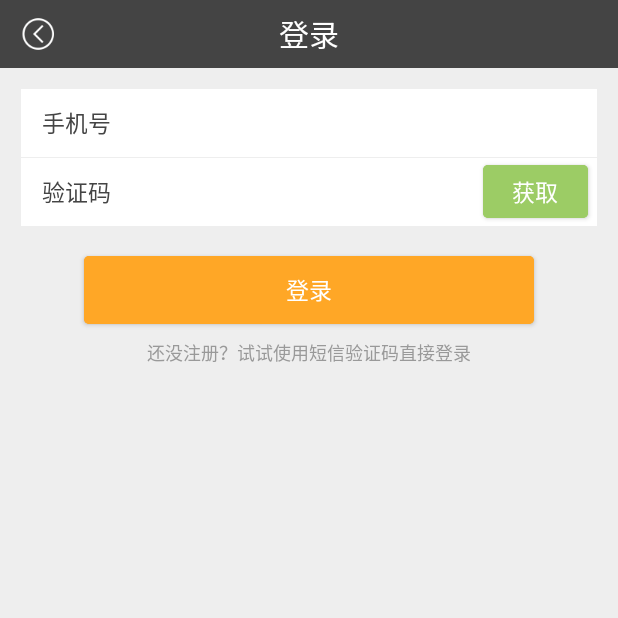
After one commit to nickkong/mytaxi, an Android app: the LoginActivity screen opened directly, with no data from a screen before it, on a phone screen of 412 x 824 dp, the top half of it. The commit adds this screen. Run offline under Robolectric (Android 15) with nearby library versions, the phone set to English and light mode, and no system bars; libraries missing offline, so code that uses them is left out: com.umeng.analytics; 1 statement that could not run was skipped.

Commit message:
增加登录页

```diff
--- a/app/src/main/AndroidManifest.xml
+++ b/app/src/main/AndroidManifest.xml
@@ -71,6 +71,8 @@
             android:screenOrientation="portrait"/>
         <activity android:name=".ui.activity.SettingActivity"
             android:screenOrientation="portrait"/>
+        <activity android:name=".ui.activity.LoginActivity"
+            android:screenOrientation="portrait"/>
 
         <!--友盟统计-->
         <meta-data android:value="577db8e467e58e8000002f53" android:name="UMENG_APPKEY"/>
--- a/app/src/main/java/com/zhtaxi/haodi/util/UpdateManager.java
+++ b/app/src/main/java/com/zhtaxi/haodi/util/UpdateManager.java
@@ -75,8 +75,6 @@ public class UpdateManager {
                     break;
             }
         }
-
-        ;
     };
 
     public UpdateManager(Context context) {
--- /dev/null
+++ b/app/src/main/res/drawable/border_radius.xml
@@ -0,0 +1,23 @@
+<?xml version="1.0" encoding="utf-8"?>
+<layer-list xmlns:android="http://schemas.android.com/apk/res/android">
+
+    <item>
+        <shape>
+            <solid android:color="@color/MAIN_SUB" />
+            <corners android:topLeftRadius="@dimen/corner_radius"
+                android:topRightRadius="@dimen/corner_radius"
+                android:bottomLeftRadius="@dimen/corner_radius"
+                android:bottomRightRadius="@dimen/corner_radius"/>
+        </shape>
+    </item>
+
+    <item>
+        <shape>
+            <solid android:color="@color/MAIN_SUB" />
+            <corners android:topLeftRadius="@dimen/corner_radius"
+                android:topRightRadius="@dimen/corner_radius"
+                android:bottomLeftRadius="@dimen/corner_radius"
+                android:bottomRightRadius="@dimen/corner_radius"/>
+        </shape>
+    </item>
+</layer-list>
--- /dev/null
+++ b/app/src/main/res/drawable/border_radius_main.xml
@@ -0,0 +1,23 @@
+<?xml version="1.0" encoding="utf-8"?>
+<layer-list xmlns:android="http://schemas.android.com/apk/res/android">
+
+    <item>
+        <shape>
+            <solid android:color="@color/MAIN" />
+            <corners android:topLeftRadius="@dimen/corner_radius"
+                android:topRightRadius="@dimen/corner_radius"
+                android:bottomLeftRadius="@dimen/corner_radius"
+                android:bottomRightRadius="@dimen/corner_radius"/>
+        </shape>
+    </item>
+
+    <item>
+        <shape>
+            <solid android:color="@color/MAIN" />
+            <corners android:topLeftRadius="@dimen/corner_radius"
+                android:topRightRadius="@dimen/corner_radius"
+                android:bottomLeftRadius="@dimen/corner_radius"
+                android:bottomRightRadius="@dimen/corner_radius"/>
+        </shape>
+    </item>
+</layer-list>
--- /dev/null
+++ b/app/src/main/res/layout/activity_login.xml
@@ -0,0 +1,123 @@
+<?xml version="1.0" encoding="utf-8"?>
+<LinearLayout xmlns:android="http://schemas.android.com/apk/res/android"
+    android:orientation="vertical"
+    android:layout_width="match_parent"
+    android:layout_height="match_parent"
+    android:background="@color/TEXT_BG">
+
+    <RelativeLayout
+        android:id="@id/titlebar"
+        android:layout_width="match_parent"
+        android:layout_height="@dimen/maintitle"
+        android:background="@color/TEXT_MAIN">
+
+        <TextView
+            android:layout_width="wrap_content"
+            android:layout_height="wrap_content"
+            android:text="@string/title_login"
+            android:textColor="@color/white"
+            android:textSize="@dimen/F3"
+            android:layout_centerInParent="true"/>
+
+        <include layout="@layout/backup"/>
+
+    </RelativeLayout>
+
+    <LinearLayout
+        android:layout_width="match_parent"
+        android:layout_height="wrap_content"
+        android:orientation="vertical"
+        android:padding="@dimen/interval_A">
+
+        <LinearLayout
+            android:layout_width="match_parent"
+            android:layout_height="@dimen/maintitle"
+            android:orientation="horizontal"
+            android:background="@color/white">
+
+            <TextView
+                android:layout_width="wrap_content"
+                android:layout_height="wrap_content"
+                android:text="手机号"
+                android:textSize="@dimen/F8"
+                android:textColor="@color/TEXT_MAIN"
+                android:layout_centerVertical="true"
+                android:layout_marginLeft="@dimen/interval_A"
+                android:layout_marginRight="@dimen/interval_A"/>
+
+            <EditText
+                android:id="@id/et_phone"
+                android:layout_width="match_parent"
+                android:layout_height="match_parent"
+                android:background="@color/white"
+                android:textSize="@dimen/F8"
+                android:textColor="@color/TEXT_MAIN"
+                android:inputType="phone"/>
+
+        </LinearLayout>
+
+        <RelativeLayout
+            android:layout_width="match_parent"
+            android:layout_height="@dimen/maintitle"
+            android:layout_marginTop="0.5dp"
+            android:background="@color/white">
+
+            <TextView
+                android:id="@id/tv_certCode"
+                android:layout_width="wrap_content"
+                android:layout_height="wrap_content"
+                android:text="验证码"
+                android:textSize="@dimen/F8"
+                android:textColor="@color/TEXT_MAIN"
+                android:layout_centerVertical="true"
+                android:layout_marginLeft="@dimen/interval_A"
+                android:layout_marginRight="@dimen/interval_A"/>
+
+            <Button
+                android:id="@id/btn_getCertCode"
+                android:layout_width="70dp"
+                android:layout_height="35dp"
+                android:background="@drawable/border_radius"
+                android:layout_alignParentRight="true"
+                android:layout_centerVertical="true"
+                android:textColor="@color/white"
+                android:textSize="@dimen/F8"
+                android:layout_marginLeft="@dimen/interval_A"
+                android:layout_marginRight="@dimen/interval_E"
+                android:text="获取"/>
+
+            <EditText
+                android:id="@id/et_certCode"
+                android:layout_width="match_parent"
+                android:layout_height="match_parent"
+                android:inputType="number"
+                android:background="@color/white"
+                android:textSize="@dimen/F8"
+                android:textColor="@color/TEXT_MAIN"
+                android:layout_toRightOf="@id/tv_certCode"
+                android:layout_toLeftOf="@id/btn_getCertCode"/>
+
+        </RelativeLayout>
+
+        <Button
+            android:id="@id/btn_login"
+            android:layout_width="300dp"
+            android:layout_height="@dimen/maintitle"
+            android:layout_marginTop="@dimen/interval_AA"
+            android:background="@drawable/border_radius_main"
+            android:textColor="@color/white"
+            android:textSize="@dimen/F8"
+            android:layout_gravity="center"
+            android:text="登录"/>
+
+        <TextView
+            android:layout_width="wrap_content"
+            android:layout_height="wrap_content"
+            android:textSize="@dimen/F11"
+            android:textColor="@color/TEXT_SUB"
+            android:layout_marginTop="@dimen/interval_C"
+            android:text="还没注册？试试使用短信验证码直接登录"
+            android:layout_gravity="center"/>
+    </LinearLayout>
+
+</LinearLayout>
--- a/app/src/main/res/values/dimens.xml
+++ b/app/src/main/res/values/dimens.xml
@@ -21,6 +21,7 @@
     <dimen name="F14">9sp</dimen>
     <dimen name="F15">8sp</dimen>
 
+    <dimen name="interval_AA">20dp</dimen>
     <dimen name="interval_A">14dp</dimen>
     <dimen name="interval_B">12dp</dimen>
     <dimen name="interval_C">10dp</dimen>
--- a/app/src/main/res/values/ids.xml
+++ b/app/src/main/res/values/ids.xml
@@ -32,4 +32,9 @@
     <item type="id" name="rl_topersonalinfo"/>
     <item type="id" name="rl_tosetting"/>
     <item type="id" name="ll_back"/>
+    <item type="id" name="btn_login"/>
+    <item type="id" name="btn_getCertCode"/>
+    <item type="id" name="et_phone"/>
+    <item type="id" name="et_certCode"/>
+    <item type="id" name="tv_certCode"/>
 </resources>
--- a/app/src/main/res/values/strings.xml
+++ b/app/src/main/res/values/strings.xml
@@ -3,8 +3,11 @@
     <string name="title_message">消息中心</string>
     <string name="title_personalinfo">个人资料</string>
     <string name="title_setting">设置</string>
+    <string name="title_login">登录</string>
 
     <string name="update_tips">发现最新版本，是否更新?</string>
+    <string name="matchphone_tips">请输入正确手机号</string>
+    <string name="certcode_tips">短信验证码不能为空</string>
 
     <string name="pull_to_refresh">下拉刷新</string>
     <string name="release_to_refresh">释放立即刷新</string>
@@ -16,4 +19,6 @@
     <string name="load_succeed">加载成功</string>
     <string name="load_fail">加载失败</string>
     <string name="loading">请求数据中，请稍候&#8230;</string>
+
+    <string name="mobile_matches">(13[0-9]|14[0-9]|15[0-9]|16[0-9]|17[0-9]|18[0-9])\\d{8}</string>
 </resources>
```
Also changed, not shown: app/src/main/java/com/zhtaxi/haodi/ui/activity/LoginActivity.java (added, +201 -0 lines), app/src/main/java/com/zhtaxi/haodi/ui/fragment/BaseFragment.java (+9 -2 lines), app/src/main/java/com/zhtaxi/haodi/ui/fragment/HuishouFragment.java (+10 -1 lines), app/src/main/java/com/zhtaxi/haodi/util/Constant.java (+16 -12 lines), app/src/main/java/com/zhtaxi/haodi/util/HttpUtil.java (+69 -7 lines), app/src/main/java/com/zhtaxi/haodi/util/RequestAddress.java (added, +15 -0 lines), app/src/main/java/com/zhtaxi/haodi/util/Tools.java (+8 -0 lines).
